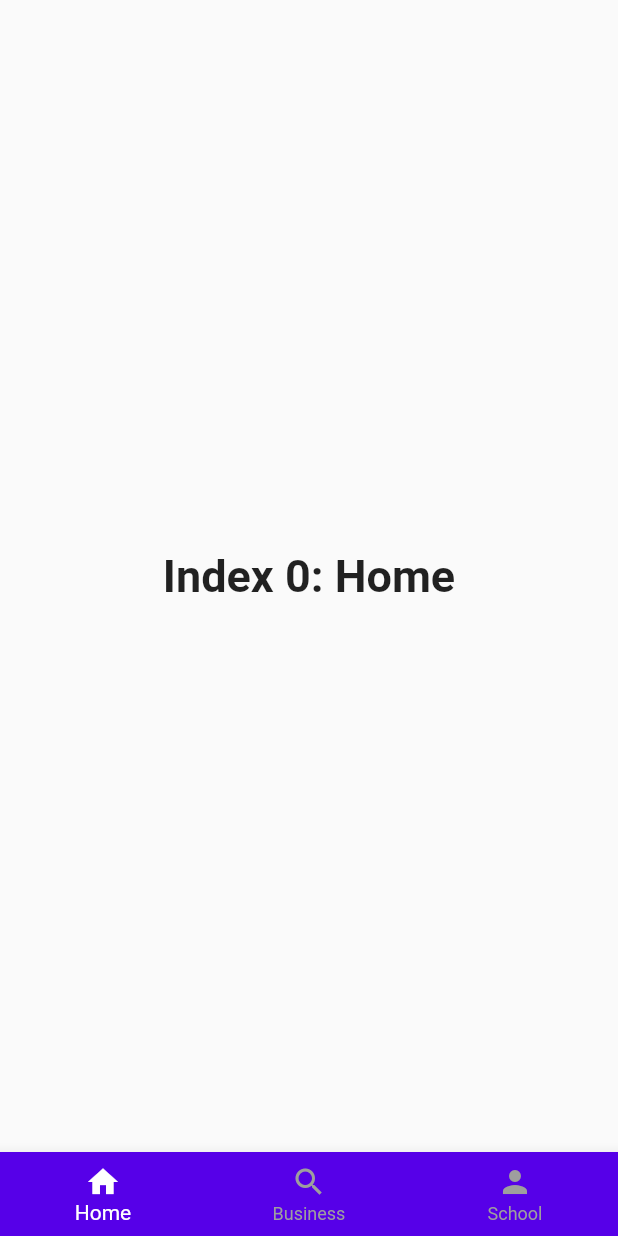
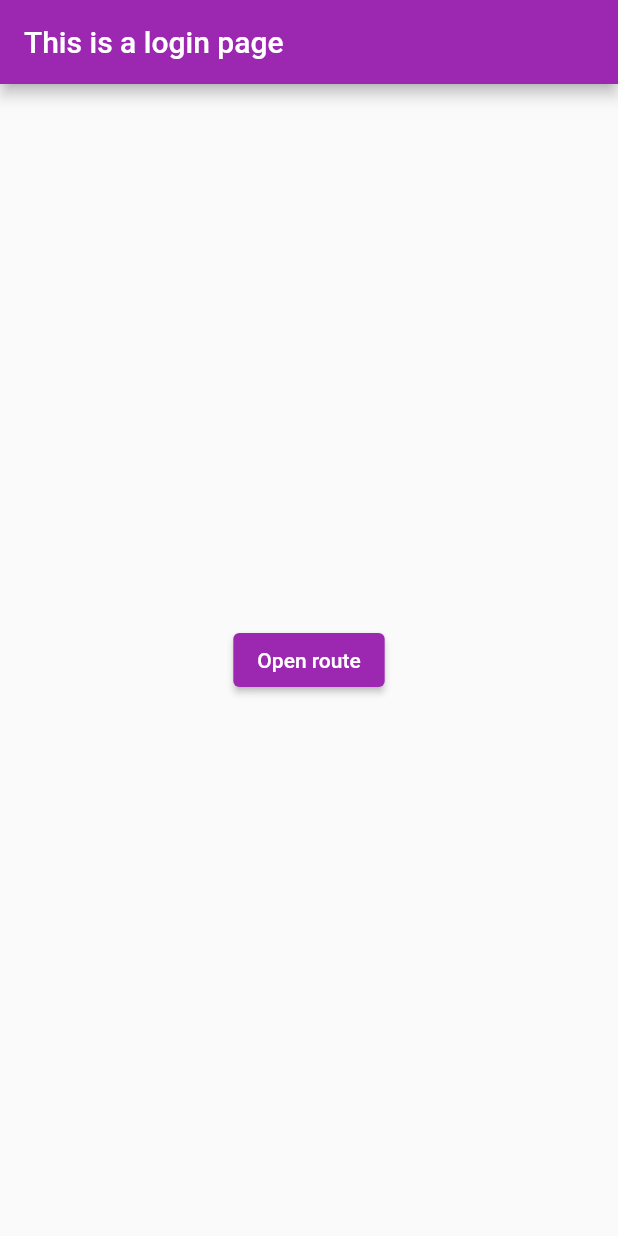
Before and after one commit to UgoSantoro/Fluffy, a Flutter app: the screen it shows after launch, on a phone screen of 412 x 824 dp. Run offline on Flutter 3.47's test engine with Material 2 defaults, Android fonts, the phone set to English and light mode, and no system bars; missing offline and left inert: flutter_statusbarcolor.

Commit message:
Add Login screen

```diff
--- a/fluffy/lib/main.dart
+++ b/fluffy/lib/main.dart
@@ -11,7 +11,7 @@ class MyApp extends StatelessWidget {
   Widget build(BuildContext context) {
     FlutterStatusbarcolor.setStatusBarColor(Color.fromRGBO(86, 0, 232, 1));
     return MaterialApp(
-      title: 'Flutter Demo',
+      title: 'Fluffy',
       theme: ThemeData(
         // This is the theme of your application.
         //
@@ -22,13 +22,19 @@ class MyApp extends StatelessWidget {
         // or simply save your changes to "hot reload" in a Flutter IDE).
         // Notice that the counter didn't reset back to zero; the application
         // is not restarted.
-        primarySwatch: Colors.blue,
+        primarySwatch: Colors.purple,
         // This makes the visual density adapt to the platform that you run
         // the app on. For desktop platforms, the controls will be smaller and
         // closer together (more dense) than on mobile platforms.
         visualDensity: VisualDensity.adaptivePlatformDensity,
       ),
-      home: MyHomePage(title: 'Fluffy Main Menu'),
+      home: LoginPage(),
+      routes: <String, WidgetBuilder>{
+        '/login': (BuildContext context) => new LoginPage(),
+        '/home': (BuildContext context) => new MyHomePage(),
+        '/detail': (BuildContext context) => new DetailPage()
+        //'/setting': (BuildContext context) => new Screen4()
+      },
     );
   }
 }
@@ -57,15 +63,15 @@ class _MyHomePageState extends State<MyHomePage> {
       TextStyle(fontSize: 30, fontWeight: FontWeight.bold);
   static const List<Widget> _widgetOptions = <Widget>[
     Text(
-      'Index 0: Home',
+      'Index 1: Home',
       style: optionStyle,
     ),
     Text(
-      'Index 1: Business',
+      'Index 1: Search',
       style: optionStyle,
     ),
     Text(
-      'Index 2: School',
+      'Index 2: Accounts',
       style: optionStyle,
     ),
   ];
@@ -142,3 +148,39 @@ class _MyHomePageState extends State<MyHomePage> {
     );
   }
 }
+
+class DetailPage extends StatelessWidget {
+  @override
+  Widget build(BuildContext context) {
+    return Scaffold(
+      appBar: AppBar(
+        title: Text('Detail Post'),
+      ),
+      body: Center(
+        child: Text('Here\'s your post details'),
+      ),
+    );
+  }
+}
+
+class LoginPage extends StatelessWidget {
+  @override
+  Widget build(BuildContext context) {
+    return Scaffold(
+      appBar: AppBar(
+        title: Text('This is a login page'),
+      ),
+      body: Center(
+        child: ElevatedButton(
+          child: Text('Open route'),
+          onPressed: () {
+            Navigator.pushReplacement(
+              context,
+              MaterialPageRoute(builder: (context) => MyHomePage()),
+            );
+          },
+        ),
+      ),
+    );
+  }
+}
```
